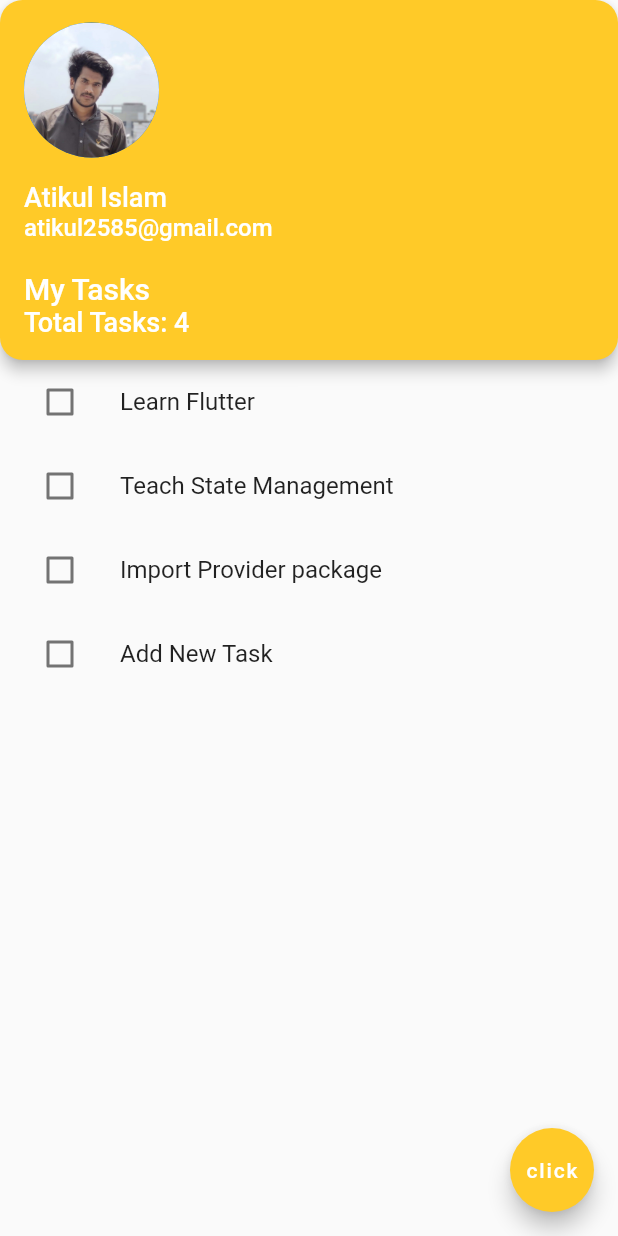
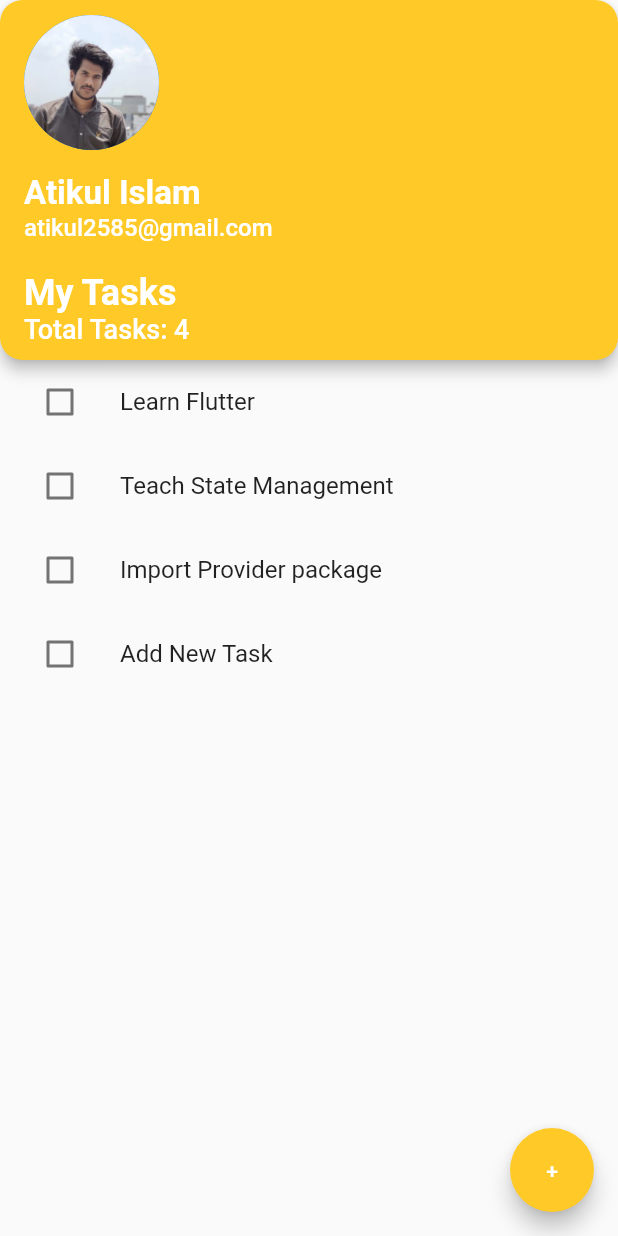
Before and after one commit to A8IK/checkbox, a Flutter app: the screen it shows after launch, on a phone screen of 412 x 824 dp. Run offline on Flutter 3.47's test engine with Material 2 defaults, Android fonts, the phone set to English and light mode, and no system bars.

Commit message:
third commit

```diff
--- a/lib/main.dart
+++ b/lib/main.dart
@@ -53,7 +53,8 @@ class _TodoListScreenState extends State<TodoListScreen> {
             SizedBox(height: 16.0),
         Text(
           'Atikul Islam',
-          style: TextStyle(fontSize: 18, color: Colors.white),
+
+          style: TextStyle(fontSize: 22, color: Colors.white,fontWeight: FontWeight.bold),
         ),
             Text(
               'atikul2585@gmail.com',
@@ -62,7 +63,7 @@ class _TodoListScreenState extends State<TodoListScreen> {
             SizedBox(height: 20.0),
         Text(
           'My Tasks',
-          style: TextStyle(fontSize: 20, color: Colors.white),
+          style: TextStyle(fontSize: 24, color: Colors.white,fontWeight: FontWeight.bold),
         ),
          Text(
               'Total Tasks: ${todos.length}',
@@ -104,7 +105,7 @@ class _TodoListScreenState extends State<TodoListScreen> {
 
         onPressed: () {},
         backgroundColor: Colors.amber[400],
-        child: const Text('click'),
+        child: const Text('+'),
       ),
     );
   }
```
Also changed, not shown: 2 other files.
